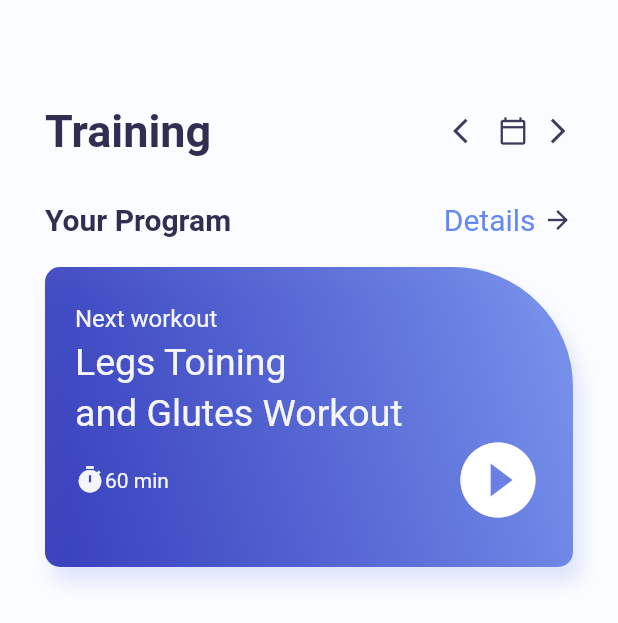
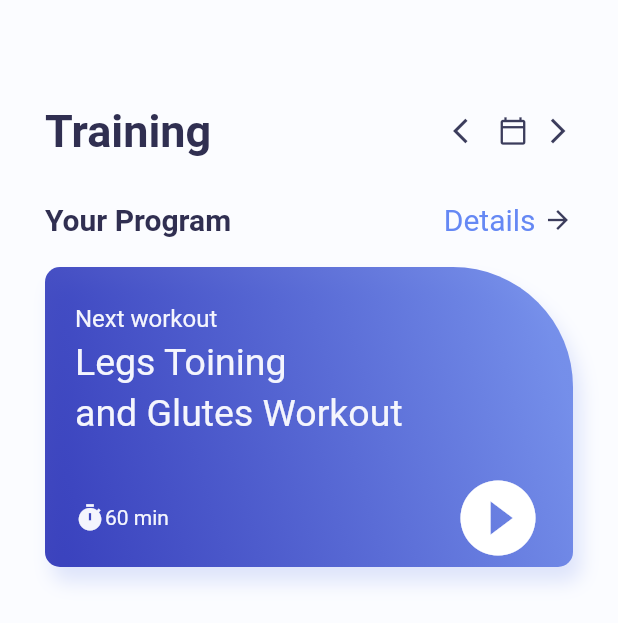
Before and after one commit to kohenro19/MuscleTraining_flutter_001, a Flutter app: the screen it shows after launch, on a phone screen of 412 x 824 dp. Shown: the top 623 px of the screen. Run offline on Flutter 3.47's test engine with Material 2 defaults, Android fonts, the phone set to English and light mode, and no system bars.

Commit message:
20220316r2

```diff
--- a/lib/home_page.dart
+++ b/lib/home_page.dart
@@ -127,6 +127,10 @@ class _HomePageState extends State<HomePage> {
                           color: color.AppColor.homePageContainerTextSmall
                         ),
                     ),
+                    SizedBox(height: 25),
+                    // Row(
+                    //   // crossAxisAlignment: CrossAxisAlignment.end,
+                    //   children: [
                         Row(
                           children: [
                             Icon(
@@ -142,19 +146,21 @@ class _HomePageState extends State<HomePage> {
                                 )
                             ),
                             Expanded(child: Container()),
-                      Icon(
+                            Container(
+                              child: Icon(
                               Icons.play_circle_fill,
                               color: Colors.white,
                               size: 60,
                               )
-
+                            )
                           ],
                         )
-
-                  ]
+                      ],
+                    )
+                  // ]
                 ),
               ),
-            ),
+            // ),
           ],
         ),
       ),
```
Lines whose indentation alone changed are shown as unchanged.
